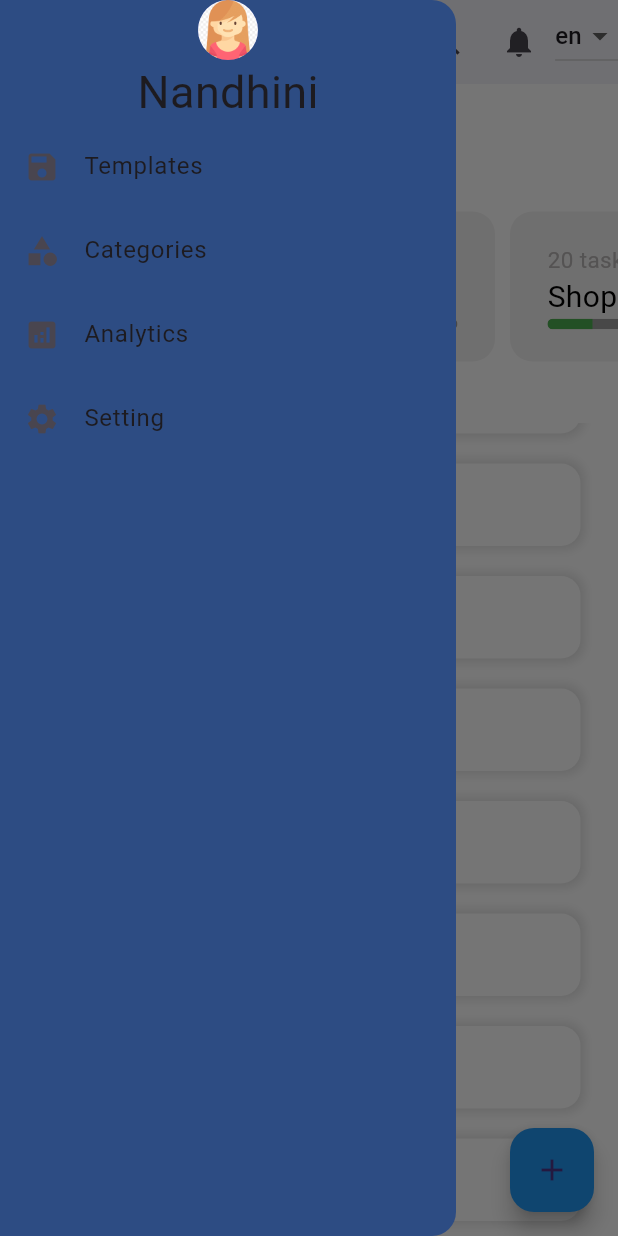
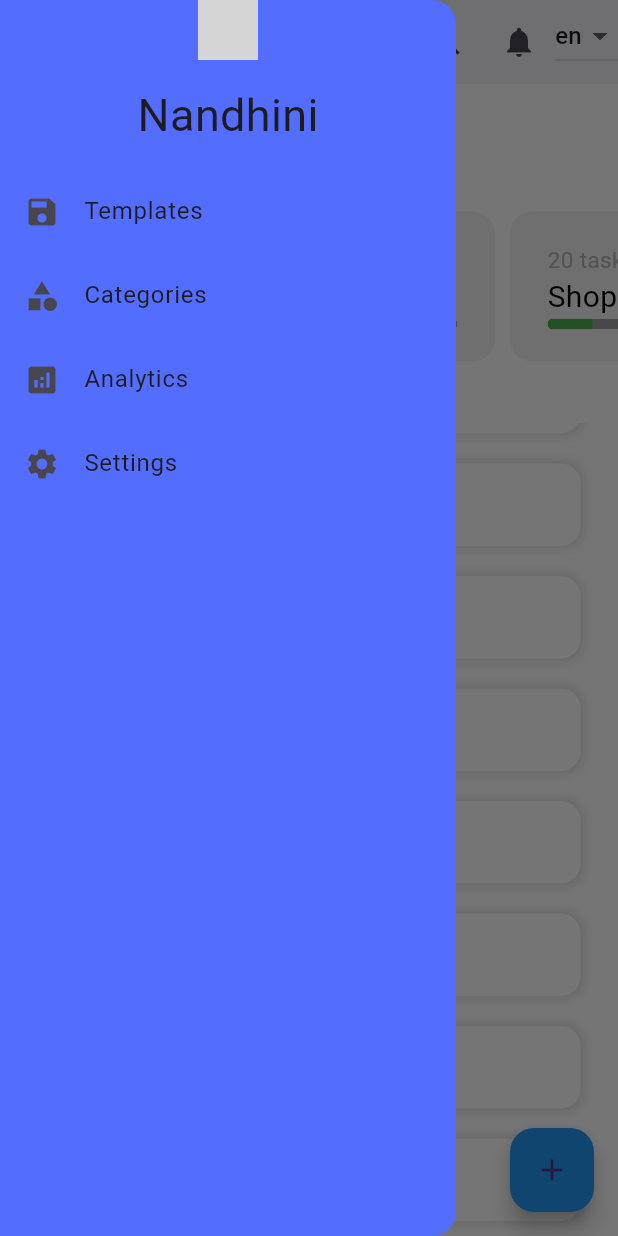
Before and after one commit to Nandhineee/todo_flutter, a Flutter app: the screen it shows after launch, with the side drawer open, on a phone screen of 412 x 824 dp. Run offline on Flutter 3.47's test engine with Material 3 defaults, Android fonts, the phone set to English and light mode, and no system bars; generated files the repository leaves out were written again; grey boxes are pictures that could not be loaded.

Commit message:
final commit

```diff
--- a/lib/main.dart
+++ b/lib/main.dart
@@ -180,18 +180,24 @@ class _TestAppState extends State<TestApp> {
         ],
       ),
       drawer: const Drawer(
+
         elevation: 10.0,
-        backgroundColor: Color.fromARGB(255, 45, 76, 131),
+        backgroundColor:Colors.indigoAccent,
         child: Column(
           children: <Widget>[
             SafeArea(
                 child: CircleAvatar(
-                  backgroundColor: Colors.indigo,
-                  backgroundImage: AssetImage("assets/images/girl.png"),
+                  radius:20,
+                  backgroundImage: AssetImage("/images/icon.jpg"),
                 )),
-            Text(
-              "Nandhini",
-              style: TextStyle(fontSize: 30.0),
+
+            Padding(
+              padding: EdgeInsets.all(15.0),
+              child: Text(
+                "Nandhini",
+                style: TextStyle(fontSize: 30.0),
+
+              ),
             ),
             ListTile(
               title: Text("Templates"),
@@ -206,7 +212,7 @@ class _TestAppState extends State<TestApp> {
               leading: Icon(Icons.analytics),
             ),
             ListTile(
-              title: Text("Setting"),
+              title: Text("Settings"),
               leading: Icon(Icons.settings),
             ),
           ],
--- a/pubspec.yaml
+++ b/pubspec.yaml
@@ -66,7 +66,7 @@ flutter:
   # To add assets to your application, add an assets section, like this:
 
   assets:
-    - assets/images/
+    - assets/images/girl.png
 
   #   - images/a_dot_ham.jpeg
 
```
